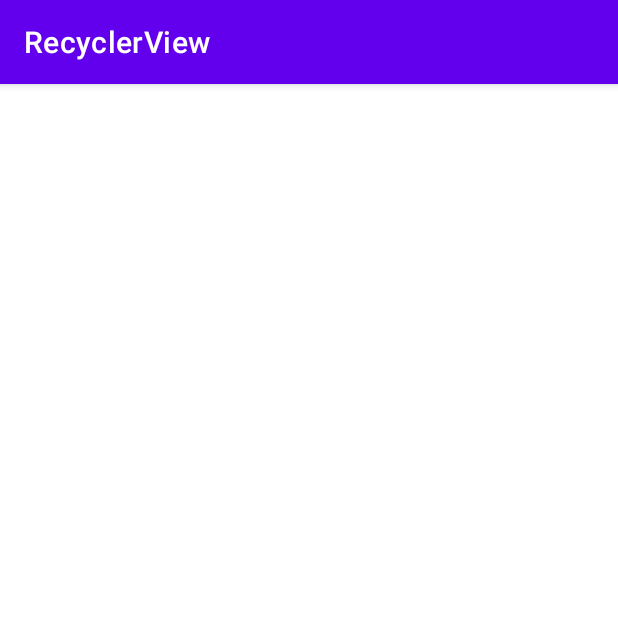
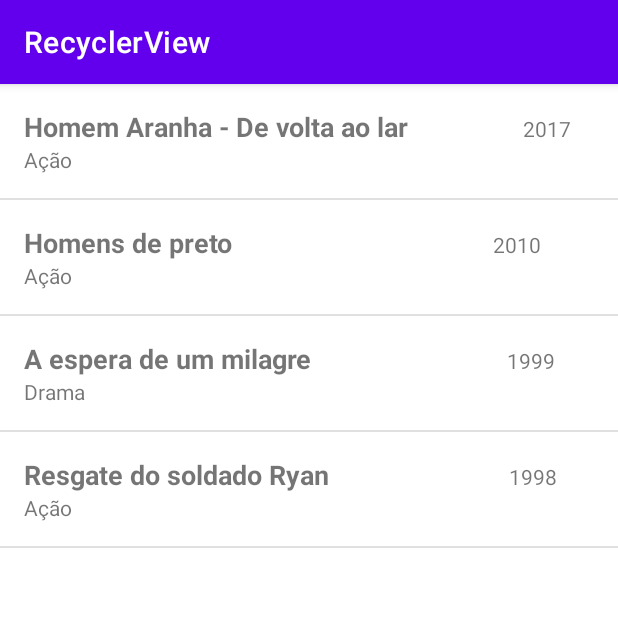
Before and after one commit to Rogoski21/MyAndroid, an Android app: the screen it shows after launch (MainActivity), on a phone screen of 412 x 824 dp, the top half of it. Run offline under Robolectric (Android 15) with nearby library versions, the phone set to English and light mode, and no system bars.

Commit message:
Continuação do recycler

```diff
--- a/RecyclerView/app/src/main/java/com/example/recyclerview/activity/activity/MainActivity.java
+++ b/RecyclerView/app/src/main/java/com/example/recyclerview/activity/activity/MainActivity.java
@@ -1,16 +1,24 @@
 package com.example.recyclerview.activity.activity;
 
 import androidx.appcompat.app.AppCompatActivity;
+import androidx.recyclerview.widget.DividerItemDecoration;
 import androidx.recyclerview.widget.LinearLayoutManager;
 import androidx.recyclerview.widget.RecyclerView;
 
 import android.os.Bundle;
+import android.widget.LinearLayout;
 
 import com.example.recyclerview.R;
+import com.example.recyclerview.activity.adapter.Adapter;
+import com.example.recyclerview.activity.model.Filme;
+
+import java.util.ArrayList;
+import java.util.List;
 
 public class MainActivity extends AppCompatActivity {
 
     private RecyclerView recyclerView;
+    private List<Filme> listaFilmes = new ArrayList<>();
 
     @Override
     protected void onCreate(Bundle savedInstanceState) {
@@ -19,13 +27,31 @@ public class MainActivity extends AppCompatActivity {
 
         recyclerView = findViewById(R.id.recyclerView);
 
+        //Lista de filmes
+        this.criarFilmes();
+
         //configurar adapter
-
+        Adapter adapter = new Adapter(listaFilmes);
 
         //configurar recyclerview
         RecyclerView.LayoutManager layoutManager = new LinearLayoutManager(getApplicationContext());
         recyclerView.setLayoutManager(layoutManager);//configuramos layoumanager
         recyclerView.setHasFixedSize(true);
+        recyclerView.addItemDecoration(new DividerItemDecoration(this, LinearLayout.VERTICAL));
+        recyclerView.setAdapter(adapter);
+
+    }
+
+    public void criarFilmes() {
+        //vai gerar os filmes
+        Filme filme = new Filme("Homem Aranha - De volta ao lar", "Ação", "2017");
+        this.listaFilmes.add(filme);
+        filme = new Filme("Homens de preto", "Ação","2010");
+        this.listaFilmes.add(filme);
+        filme = new Filme("A espera de um milagre", "Drama","1999");
+        this.listaFilmes.add(filme);
+        filme = new Filme("Resgate do soldado Ryan", "Ação","1998");
+        this.listaFilmes.add(filme);
 
     }
 
--- a/RecyclerView/app/src/main/java/com/example/recyclerview/activity/adapter/Adapter.java
+++ b/RecyclerView/app/src/main/java/com/example/recyclerview/activity/adapter/Adapter.java
@@ -1,5 +1,6 @@
 package com.example.recyclerview.activity.adapter;
 
+import android.view.LayoutInflater;
 import android.view.View;
 import android.view.ViewGroup;
 import android.widget.TextView;
@@ -7,35 +8,58 @@ import android.widget.TextView;
 import androidx.annotation.NonNull;
 import androidx.recyclerview.widget.RecyclerView;
 
+import com.example.recyclerview.R;
+import com.example.recyclerview.activity.model.Filme;
+
+import java.util.List;
+
 public class Adapter extends RecyclerView.Adapter<Adapter.MyViewHolder> {
 
+    private List<Filme> listaFilmes;
+
+    public Adapter(List<Filme> lista) {
+        this.listaFilmes = lista;
+    }
 
     @NonNull
     @Override
     public MyViewHolder onCreateViewHolder(@NonNull ViewGroup parent, int viewType) {
         // cria as nossas visualizaçoes
 
-        return null;
+        View itemLista = LayoutInflater.from(parent.getContext())
+                .inflate(R.layout.adapter_lista, parent, false);
+
+        return new MyViewHolder(itemLista);
     }
 
     @Override
     public void onBindViewHolder(@NonNull MyViewHolder holder, int position) {
-
+        //exibição dos itens
+        Filme filme = listaFilmes.get(position);
+        holder.titulo.setText(filme.getTituloFilme());
+        holder.genero.setText(filme.getGenero());
+        holder.ano.setText(filme.getAno());
     }
 
     @Override
     public int getItemCount() {
-        return 0;
+        //aqui ele sabe que vai exibir 5 itens
+        return listaFilmes.size();
     }
 
-    //classe para criar os itens
+
     public class MyViewHolder extends RecyclerView.ViewHolder {
+        //classe para criar os itens
         TextView titulo;
         TextView ano;
         TextView genero;
 
         public MyViewHolder(@NonNull View itemView) {
             super(itemView);
+
+            titulo = itemView.findViewById(R.id.textTitulo);
+            ano = itemView.findViewById(R.id.textAno);
+            genero = itemView.findViewById(R.id.textGenero);
         }
     }
 }
--- /dev/null
+++ b/RecyclerView/app/src/main/java/com/example/recyclerview/activity/model/Filme.java
@@ -0,0 +1,43 @@
+package com.example.recyclerview.activity.model;
+
+public class Filme {
+
+    private String tituloFilme;
+    private String genero;
+    private String ano;
+
+    public Filme(String tituloFilme, String genero, String ano) {
+        this.tituloFilme = tituloFilme;
+        this.genero = genero;
+        this.ano = ano;
+    }
+
+    public Filme() {
+        //classe de modelo que pode configurar os valorespor get set
+
+    }
+
+    public String getTituloFilme() {
+        return tituloFilme;
+    }
+
+    public void setTituloFilme(String tituloFilme) {
+        this.tituloFilme = tituloFilme;
+    }
+
+    public String getGenero() {
+        return genero;
+    }
+
+    public void setGenero(String genero) {
+        this.genero = genero;
+    }
+
+    public String getAno() {
+        return ano;
+    }
+
+    public void setAno(String ano) {
+        this.ano = ano;
+    }
+}
--- a/RecyclerView/app/src/main/res/layout/adapter_lista.xml
+++ b/RecyclerView/app/src/main/res/layout/adapter_lista.xml
@@ -2,6 +2,7 @@
 <LinearLayout xmlns:android="http://schemas.android.com/apk/res/android"
     android:layout_width="match_parent"
     android:layout_height="wrap_content"
+    android:layout_margin="16dp"
     android:orientation="vertical">
 
     <LinearLayout
@@ -10,7 +11,7 @@
         android:orientation="horizontal">
 
         <TextView
-            android:id="@+id/textView"
+            android:id="@+id/textTitulo"
             android:layout_width="wrap_content"
             android:layout_height="wrap_content"
             android:layout_weight="5"
@@ -19,7 +20,7 @@
             android:textStyle="bold" />
 
         <TextView
-            android:id="@+id/textView2"
+            android:id="@+id/textAno"
             android:layout_width="wrap_content"
             android:layout_height="wrap_content"
             android:layout_weight="1"
@@ -28,7 +29,7 @@
     </LinearLayout>
 
     <TextView
-        android:id="@+id/textView6"
+        android:id="@+id/textGenero"
         android:layout_width="match_parent"
         android:layout_height="wrap_content"
         android:text="Genero" />
--- a/RecyclerView/app/src/main/res/values-night/themes.xml
+++ b/RecyclerView/app/src/main/res/values-night/themes.xml
@@ -2,12 +2,12 @@
     <!-- Base application theme. -->
     <style name="Theme.RecyclerView" parent="Theme.MaterialComponents.DayNight.DarkActionBar">
         <!-- Primary brand color. -->
-        <item name="colorPrimary">@color/purple_200</item>
+        <item name="colorPrimary">@color/purple_500</item>
         <item name="colorPrimaryVariant">@color/purple_700</item>
-        <item name="colorOnPrimary">@color/black</item>
+        <item name="colorOnPrimary">@color/white</item>
         <!-- Secondary brand color. -->
         <item name="colorSecondary">@color/teal_200</item>
-        <item name="colorSecondaryVariant">@color/teal_200</item>
+        <item name="colorSecondaryVariant">@color/teal_700</item>
         <item name="colorOnSecondary">@color/black</item>
         <!-- Status bar color. -->
         <item name="android:statusBarColor" tools:targetApi="l">?attr/colorPrimaryVariant</item>
```
